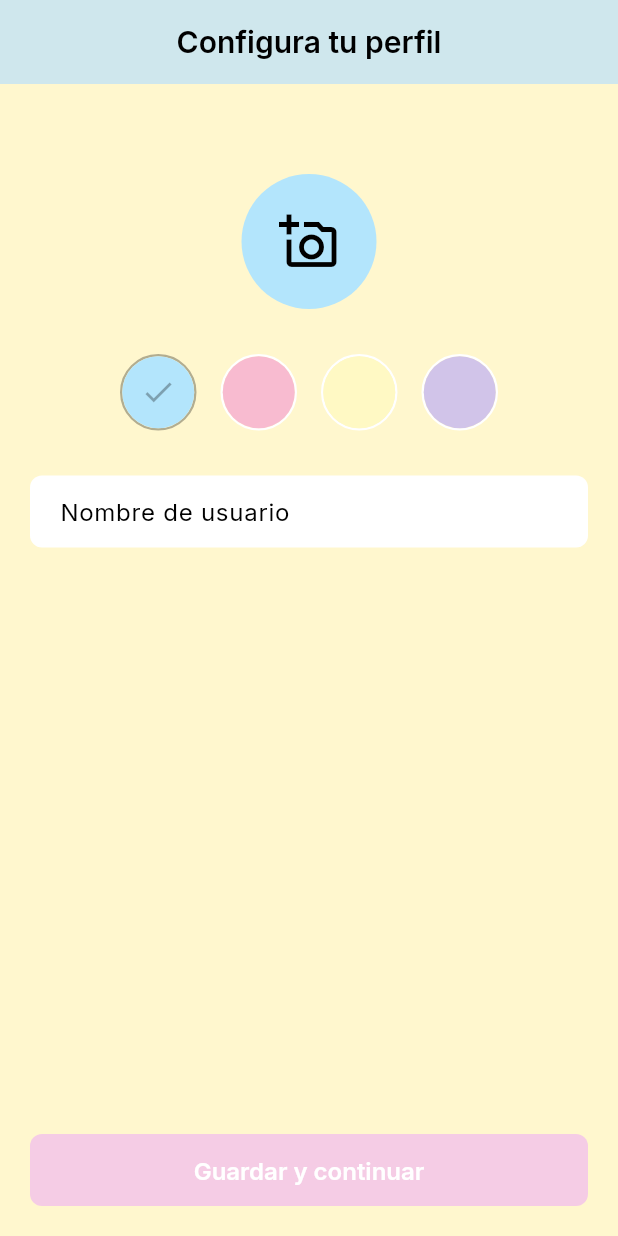
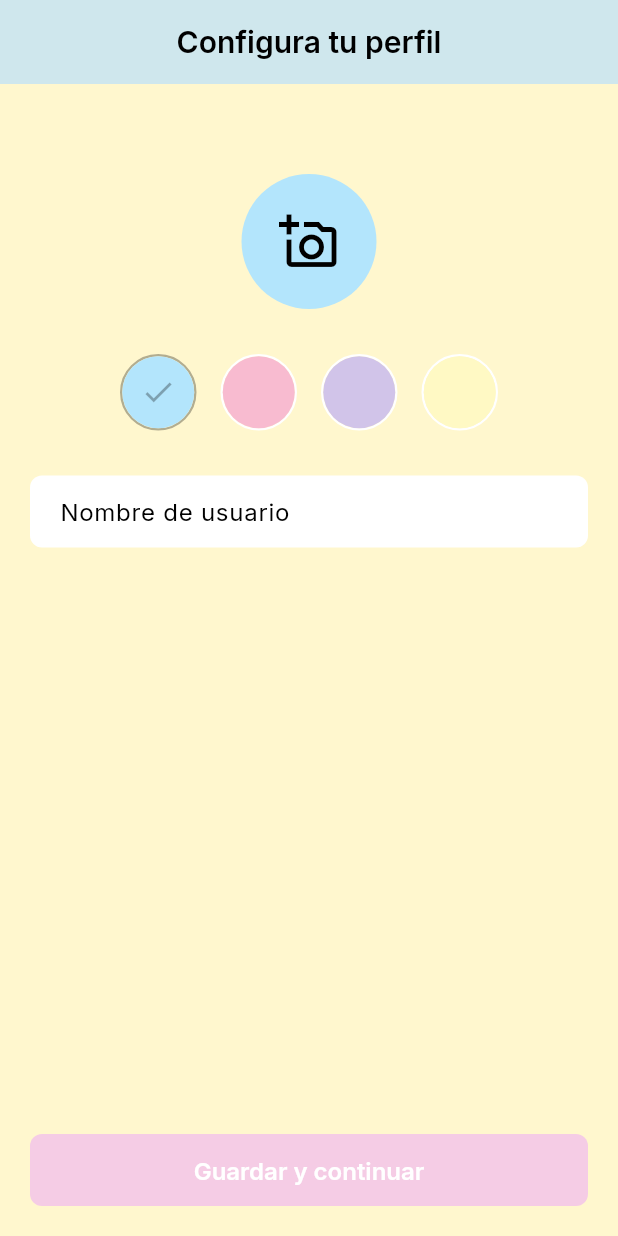
Before and after one commit to ItsRaven-13/messaging_app, a Flutter app: the ProfileSetupScreen screen opened by its route, on a phone screen of 412 x 824 dp. Run offline on Flutter 3.47's test engine with Material 3 defaults, Android fonts, the phone set to English and light mode, and no system bars; our stand-ins replace cloud_firestore, connectivity_plus, firebase_auth, firebase_core, go_router, pinput; missing offline and left inert: firebase_app_check; accounts and stored records are empty; generated files the repository leaves out were written again.

Commit message:
Style(profile): Modificación de acceso a colores para avatar

```diff
--- /dev/null
+++ b/lib/core/constants/avatar_colors.dart
@@ -0,0 +1,19 @@
+import 'package:flutter/material.dart';
+import 'package:messaging_app/app/theme/theme_extensions.dart';
+
+class AvatarColors {
+  final BuildContext context;
+  AvatarColors(this.context);
+
+  List<Color> get colors => [
+    context.colors.avatarBlue,
+    context.colors.avatarPink,
+    context.colors.avatarPurple,
+    context.colors.avatarYellow,
+  ];
+
+  Color get random {
+    final list = List<Color>.from(colors)..shuffle();
+    return list.first;
+  }
+}
--- a/lib/features/auth/presentation/screens/profile_setup_screen.dart
+++ b/lib/features/auth/presentation/screens/profile_setup_screen.dart
@@ -1,6 +1,6 @@
 import 'package:flutter/material.dart';
 import 'package:go_router/go_router.dart';
-import 'package:messaging_app/app/theme/theme_extensions.dart';
+import 'package:messaging_app/core/constants/avatar_colors.dart';
 import 'package:messaging_app/features/auth/domain/validators/profile_validator.dart';
 import 'package:provider/provider.dart';
 import 'package:messaging_app/core/constants/app_routes.dart';
@@ -18,13 +18,6 @@ class _ProfileSetupScreenState extends State<ProfileSetupScreen> {
   final TextEditingController _nameController = TextEditingController();
   int _selectedColorIndex = 0;
 
-  List<Color> _avatarColors(BuildContext context) => [
-    context.colors.avatarBlue,
-    context.colors.avatarPink,
-    context.colors.avatarYellow,
-    context.colors.avatarPurple,
-  ];
-
   String get _initials {
     final name = _nameController.text.trim();
     if (name.isEmpty) return '';
@@ -36,6 +29,7 @@ class _ProfileSetupScreenState extends State<ProfileSetupScreen> {
   @override
   Widget build(BuildContext context) {
     final auth = Provider.of<AuthProvider>(context);
+    final avatarColors = AvatarColors(context).colors;
 
     return Scaffold(
       appBar: AppBar(title: const Text('Configura tu perfil')),
@@ -49,7 +43,7 @@ class _ProfileSetupScreenState extends State<ProfileSetupScreen> {
               const SizedBox(height: 40),
               CircleAvatar(
                 radius: 45,
-                backgroundColor: _avatarColors(context)[_selectedColorIndex],
+                backgroundColor: avatarColors[_selectedColorIndex],
                 child: _initials.isNotEmpty
                     ? Text(_initials, style: const TextStyle(fontSize: 30))
                     : const Icon(Icons.add_a_photo_outlined, size: 40),
@@ -57,8 +51,8 @@ class _ProfileSetupScreenState extends State<ProfileSetupScreen> {
               const SizedBox(height: 30),
               Wrap(
                 spacing: 16,
-                children: List.generate(_avatarColors(context).length, (index) {
-                  final color = _avatarColors(context)[index];
+                children: List.generate(avatarColors.length, (index) {
+                  final color = avatarColors[index];
                   return GestureDetector(
                     onTap: () => setState(() => _selectedColorIndex = index),
                     child: Container(
```
